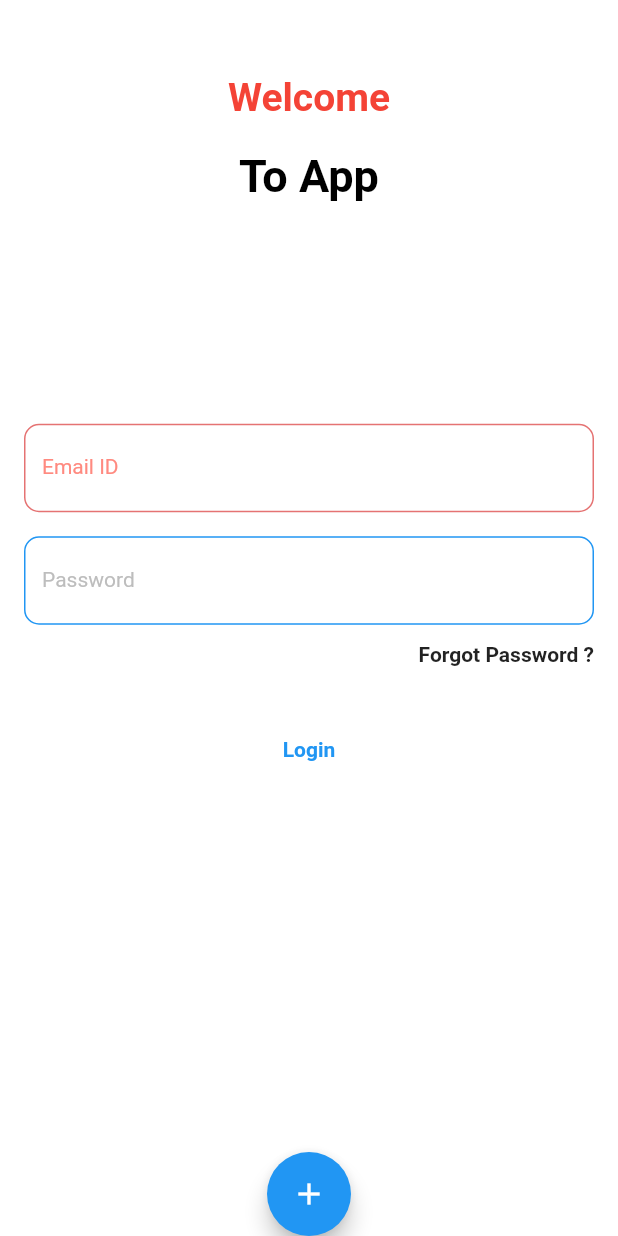
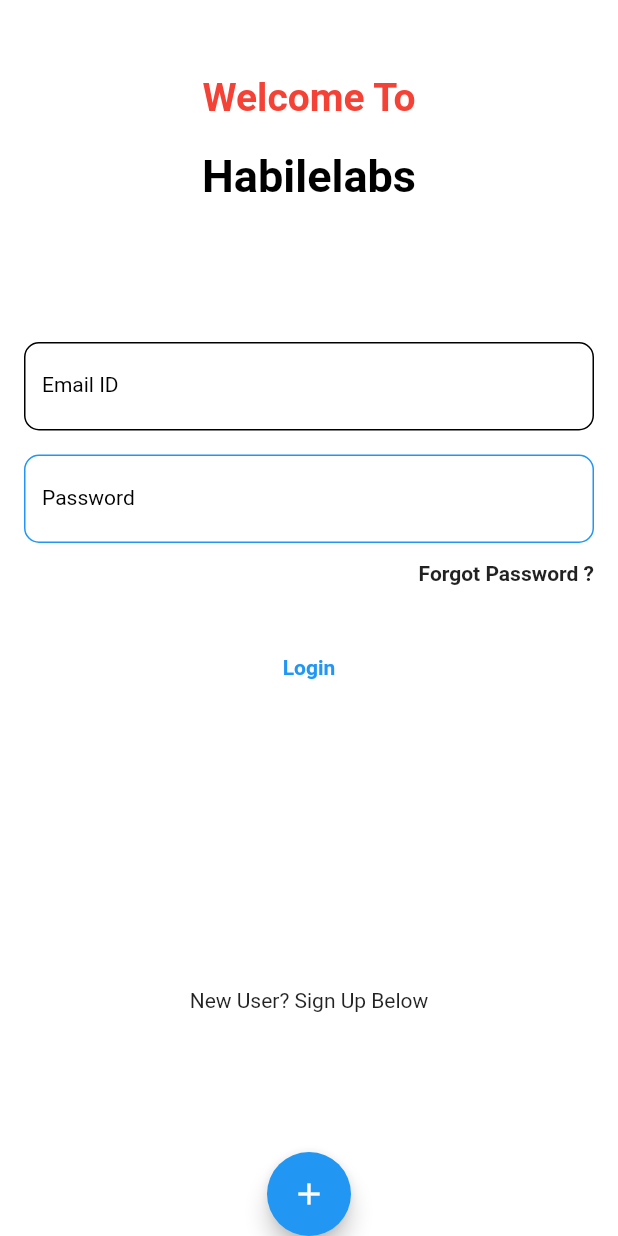
Before and after one commit to ParthGuptaHL/flutter_application_1, a Flutter app: the screen it shows after launch, on a phone screen of 412 x 824 dp. Run offline on Flutter 3.47's test engine with Material 2 defaults, Android fonts, the phone set to English and light mode, and no system bars; our stand-ins replace hive, hive_flutter; accounts and stored records are empty.

Commit message:
minor change

```diff
--- a/lib/page/login_page.dart
+++ b/lib/page/login_page.dart
@@ -27,7 +27,7 @@ class LoginPage extends StatelessWidget {
                     height: 50,
                   ),
                   Text(
-                    "Welcome",
+                    "Welcome To",
                     style: TextStyle(
                         fontSize: 26,
                         fontWeight: FontWeight.bold,
@@ -37,7 +37,7 @@ class LoginPage extends StatelessWidget {
                     height: 20,
                   ),
                   Text(
-                    "To App",
+                    "Habilelabs",
                     style: TextStyle(
                         fontSize: 30,
                         color: Colors.black,
@@ -51,12 +51,11 @@ class LoginPage extends StatelessWidget {
                     controller: emailController,
                     decoration: InputDecoration(
                       labelText: "Email ID",
-                      labelStyle: TextStyle(
-                          fontSize: 14, color: Colors.redAccent.shade100),
+                      labelStyle: TextStyle(fontSize: 14, color: Colors.black),
                       enabledBorder: OutlineInputBorder(
                         borderRadius: BorderRadius.circular(10),
                         borderSide: BorderSide(
-                          color: Colors.red.shade300,
+                          color: Colors.black,
                         ),
                       ),
                       focusedBorder: OutlineInputBorder(
@@ -73,8 +72,7 @@ class LoginPage extends StatelessWidget {
                     controller: passController,
                     decoration: InputDecoration(
                       labelText: "Password",
-                      labelStyle:
-                          TextStyle(fontSize: 14, color: Colors.grey.shade400),
+                      labelStyle: TextStyle(fontSize: 14, color: Colors.black),
                       enabledBorder: OutlineInputBorder(
                         borderRadius: BorderRadius.circular(10),
                         borderSide: BorderSide(
@@ -139,6 +137,7 @@ class LoginPage extends StatelessWidget {
                   ),
                 ],
               ),
+              Text('New User? Sign Up Below'),
               FloatingActionButton(
                 child: Icon(Icons.add),
                 onPressed: () => showDialog(
```
